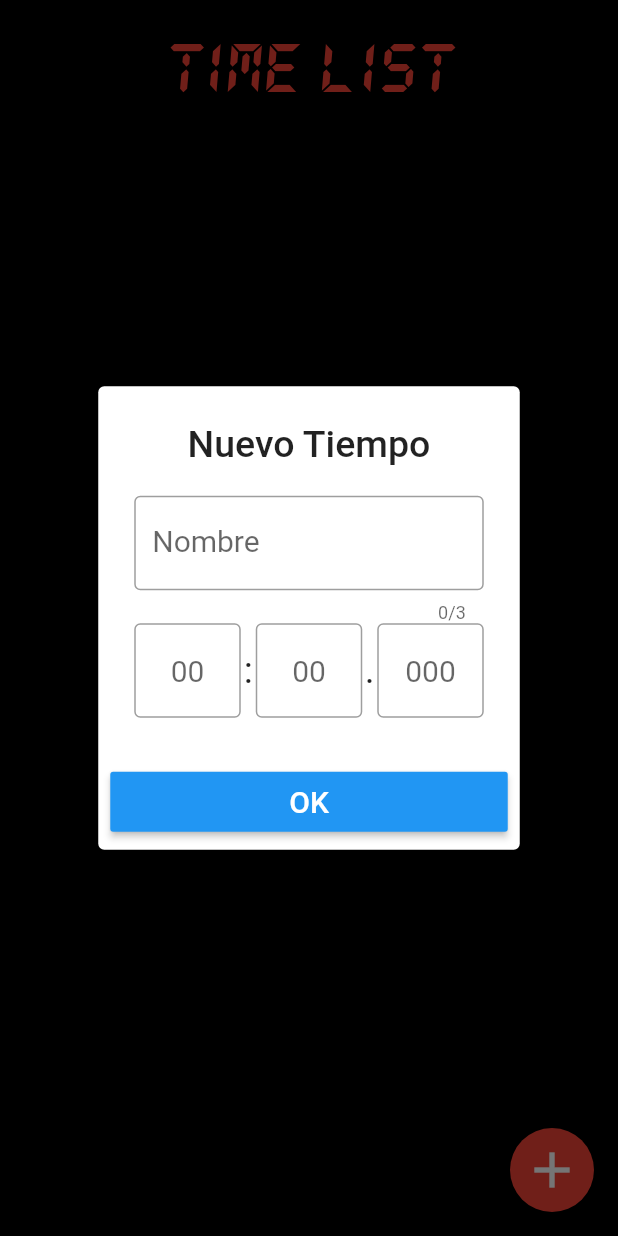
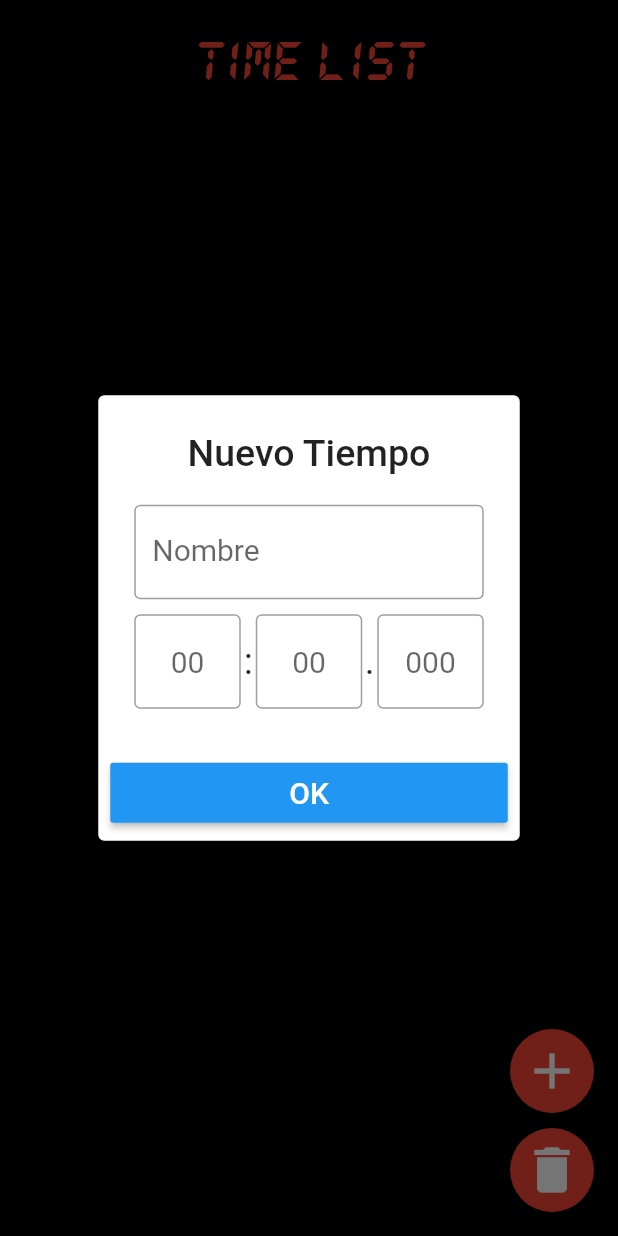
Before and after one commit to rodrigoAb21/time_list, a Flutter app: the screen it shows after launch, after a tap on the "add" icon, on a phone screen of 412 x 824 dp. Run offline on Flutter 3.47's test engine with Material 2 defaults, Android fonts, the phone set to English and light mode, and no system bars.

Commit message:
Version 0

```diff
--- a/lib/main.dart
+++ b/lib/main.dart
@@ -11,11 +11,15 @@ class MyApp extends StatelessWidget {
   // This widget is the root of your application.
   @override
   Widget build(BuildContext context) {
+     SystemChrome.setPreferredOrientations([
+        DeviceOrientation.portraitUp,
+        DeviceOrientation.portraitDown,
+      ]);
     return MaterialApp(
       debugShowCheckedModeBanner: false,
       theme: ThemeData(
           primarySwatch: Colors.blue, scaffoldBackgroundColor: Colors.black),
-      home: MyHomePage(title: 'Alert Dialog'),
+      home: MyHomePage(title: 'Time List'),
     );
   }
 }
@@ -58,15 +62,16 @@ class _MyHomePageState extends State<MyHomePage> {
                   },
                   controller: _nombreController,
                   keyboardType: TextInputType.text,
-                  maxLength: 3,
                   inputFormatters: [
-                    FilteringTextInputFormatter.allow(RegExp("[0-9a-zA-Z]")),
+                    FilteringTextInputFormatter.allow(
+                        RegExp(r"^([a-zA-Z0-9]){1,3}")),
                   ],
                   decoration: InputDecoration(
                     labelText: "Nombre",
                     border: OutlineInputBorder(),
                   ),
                 ),
+                SizedBox(height: 10),
                 Row(
                   mainAxisAlignment: MainAxisAlignment.spaceEvenly,
                   children: <Widget>[
@@ -76,6 +81,7 @@ class _MyHomePageState extends State<MyHomePage> {
                       child: TextField(
                         textAlign: TextAlign.center,
                         style: TextStyle(fontSize: 20),
+                        keyboardType: TextInputType.number,
                         inputFormatters: [
                           FilteringTextInputFormatter.allow(
                               RegExp(r"^([0-5][0-9]?)$")),
@@ -86,7 +92,6 @@ class _MyHomePageState extends State<MyHomePage> {
                           });
                         },
                         controller: _minController,
-//                  keyboardType: TextInputType.datetime,
                         decoration: InputDecoration(
                             border: OutlineInputBorder(), hintText: "00"),
                       ),
@@ -108,7 +113,7 @@ class _MyHomePageState extends State<MyHomePage> {
                         style: TextStyle(fontSize: 20),
                         inputFormatters: [
                           FilteringTextInputFormatter.allow(
-                              RegExp(r"^(\d{1,2})$")),
+                               RegExp(r"^([0-5][0-9]?)$")),
                         ],
                         onChanged: (value) {
                           setState(() {
@@ -116,7 +121,7 @@ class _MyHomePageState extends State<MyHomePage> {
                           });
                         },
                         controller: _segController,
-//                  keyboardType: TextInputType.datetime,
+                        keyboardType: TextInputType.number,
                         decoration: InputDecoration(
                             border: OutlineInputBorder(), hintText: "00"),
                       ),
@@ -140,7 +145,7 @@ class _MyHomePageState extends State<MyHomePage> {
                           FilteringTextInputFormatter.allow(
                               RegExp(r"^(\d{1,3})$")),
                         ],
-//                  keyboardType: TextInputType.datetime,
+                        keyboardType: TextInputType.number,
                         onChanged: (value) {
                           setState(() {
                             milText = value;
@@ -227,7 +232,7 @@ class _MyHomePageState extends State<MyHomePage> {
         .compareTo(b.tiempo.millisecondsSinceEpoch));
   }
 
-  String validarNombre(String nombre){
+  String validarNombre(String nombre) {
     String cadena = nombre;
     if (cadena != null) {
       if (cadena.length == 0)
@@ -267,17 +272,61 @@ class _MyHomePageState extends State<MyHomePage> {
     return cadena;
   }
 
+  _deleteAlert(BuildContext context) {
+    // set up the button
+    Widget okButton = FlatButton(
+      child: Text("Si"),
+      onPressed: () {
+        setState(() {
+          listaCompetidores.clear();
+        });
+        Navigator.pop(context);
+      },
+    );
+
+    // set up the AlertDialog
+    AlertDialog alert = AlertDialog(
+      title: Text("Eliminar lista"),
+      content: Text("¿Realmente desea eliminar toda la lista?"),
+      actions: [
+        okButton,
+      ],
+    );
+
+    // show the dialog
+    showDialog(
+      context: context,
+      builder: (BuildContext context) {
+        return alert;
+      },
+    );
+  }
+
   // FrontEnd
   @override
   Widget build(BuildContext context) {
     return Scaffold(
-      floatingActionButton: FloatingActionButton(
+      floatingActionButton: Column(
+        mainAxisAlignment: MainAxisAlignment.end,
+        children: [
+          FloatingActionButton(
             onPressed: () => {_displayTextInputDialog(context)},
             child: Icon(
               Icons.add,
               size: 40,
             ),
             backgroundColor: Colors.red,
+          ),
+          SizedBox(height: 10),
+          FloatingActionButton(
+            onPressed: () => {_deleteAlert(context)},
+            child: Icon(
+              Icons.delete,
+              size: 40,
+            ),
+            backgroundColor: Colors.red,
+          )
+        ],
       ),
       body: Center(
         child: Column(
@@ -289,7 +338,7 @@ class _MyHomePageState extends State<MyHomePage> {
             Text(
               "TIME LIST",
               style: TextStyle(
-                  fontFamily: 'DS-Digital', color: Colors.red, fontSize: 50),
+                  fontFamily: 'DS-Digital', color: Colors.red, fontSize: 40),
             ),
             Expanded(
                 child: ListView.builder(
@@ -308,7 +357,7 @@ class _MyHomePageState extends State<MyHomePage> {
                               .format(listaCompetidores[index].tiempo),
                       style: new TextStyle(
                           fontFamily: 'DS-Digital',
-                          fontSize: 45,
+                          fontSize: 35,
                           color: Colors.red),
                     )),
                     color: Colors.black,
@@ -318,8 +367,6 @@ class _MyHomePageState extends State<MyHomePage> {
                     setState(() {
                       ordenar();
                     });
-                    Scaffold.of(context).showSnackBar(
-                        new SnackBar(content: new Text("Eliminando")));
                   },
                 );
               },
```
Lines whose indentation alone changed are shown as unchanged.
